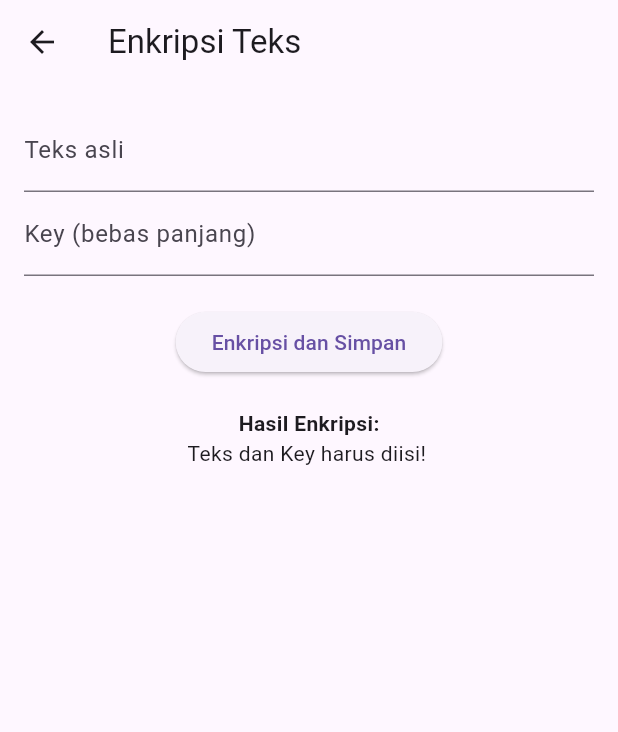
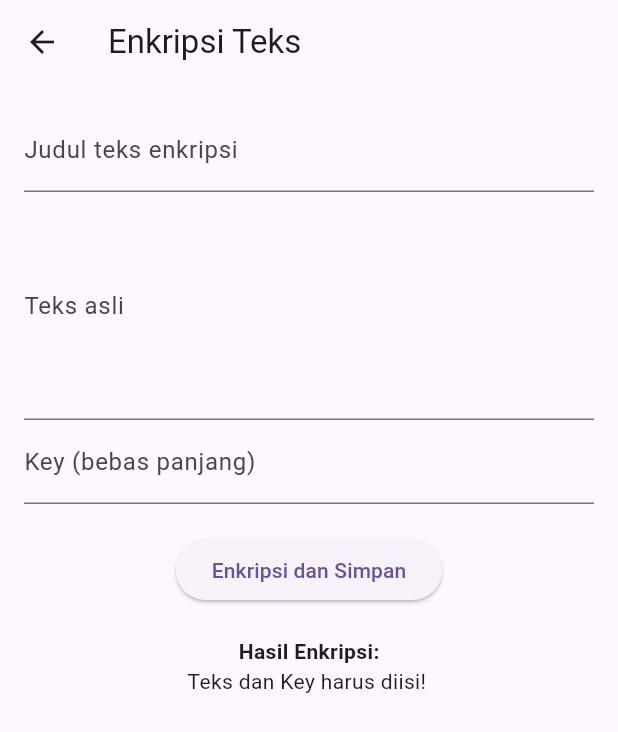
Before and after one commit to fxsym/secrypt, a Flutter app: the AddTextEncryptScreen screen opened by its route, after a tap on "Enkripsi dan Simpan", on a phone screen of 412 x 824 dp. Shown: the top 732 px of the screen. Run offline on Flutter 3.47's test engine with Material 3 defaults, Android fonts, the light colour scheme and no system bars; our stand-ins replace cloud_firestore, firebase_auth, firebase_core, image_picker; missing offline and left inert: encrypt; accounts and stored records are empty.

Commit message:
Add text title to add_text_encrypt

```diff
--- a/lib/screens/add_text_encrypt.dart
+++ b/lib/screens/add_text_encrypt.dart
@@ -14,6 +14,7 @@ class AddTextEncryptScreen extends StatefulWidget {
 class _AddTextEncryptScreenState extends State<AddTextEncryptScreen> {
   final TextEditingController _textController = TextEditingController();
   final TextEditingController _keyController = TextEditingController();
+  final TextEditingController _titleController = TextEditingController();
 
   String? _encryptedText;
   bool _isLoading = false;
@@ -52,8 +53,9 @@ class _AddTextEncryptScreenState extends State<AddTextEncryptScreen> {
 
       if (user != null) {
         final firestore = FirebaseFirestore.instance;
-        await firestore.collection('texts').doc(user.uid).set({
+        await firestore.collection('texts').add({
           'user_id': user.uid,
+          'text_title': _titleController.text,
           'key_bytes': base64Encode(keyBytes),
           'encrypt_text': combined,
           'timestamp': FieldValue.serverTimestamp(),
@@ -87,8 +89,14 @@ class _AddTextEncryptScreenState extends State<AddTextEncryptScreen> {
         child: Column(
           children: [
             TextField(
+              controller: _titleController,
+              decoration: InputDecoration(labelText: 'Judul teks enkripsi'),
+            ),
+            TextField(
               controller: _textController,
               decoration: InputDecoration(labelText: 'Teks asli'),
+              minLines: 5,
+              maxLines: null, // Membuat tinggi mengikuti isi
             ),
             TextField(
               controller: _keyController,
@@ -98,9 +106,10 @@ class _AddTextEncryptScreenState extends State<AddTextEncryptScreen> {
             SizedBox(height: 20),
             ElevatedButton(
               onPressed: _isLoading ? null : _encryptText,
-              child: _isLoading
-                  ? CircularProgressIndicator()
-                  : Text('Enkripsi dan Simpan'),
+              child:
+                  _isLoading
+                      ? CircularProgressIndicator()
+                      : Text('Enkripsi dan Simpan'),
             ),
             SizedBox(height: 20),
             if (_encryptedText != null) ...[
```
